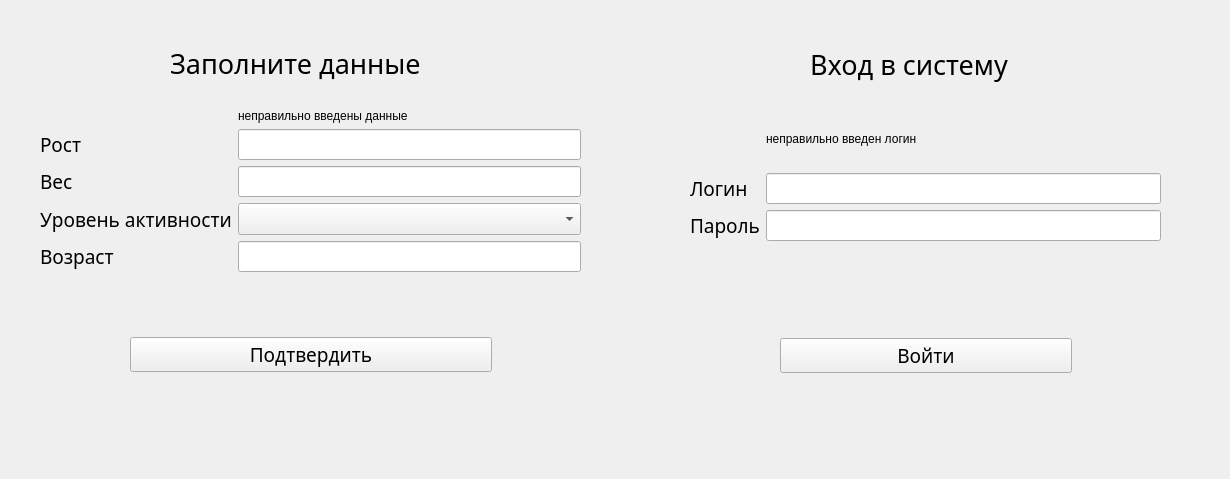
Before: the Qt Designer form RegLog.ui in TheLastie/FitnessTracker, drawn with Qt 5.
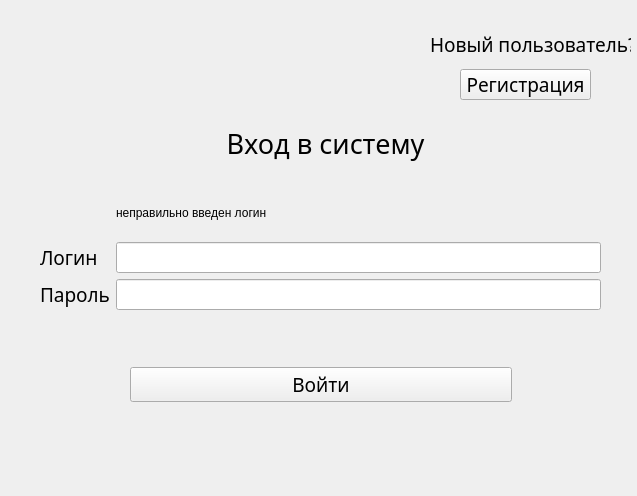
After: the same form once the commit is applied.

Patch:
```diff
--- a/RegLog.ui
+++ b/RegLog.ui
@@ -6,8 +6,8 @@
    <rect>
     <x>0</x>
     <y>0</y>
-    <width>1230</width>
-    <height>479</height>
+    <width>637</width>
+    <height>496</height>
    </rect>
   </property>
   <property name="windowTitle">
@@ -18,13 +18,215 @@
     <rect>
      <x>20</x>
      <y>19</y>
-     <width>601</width>
+     <width>621</width>
      <height>451</height>
     </rect>
    </property>
    <property name="currentIndex">
-    <number>1</number>
+    <number>0</number>
    </property>
+   <widget class="QWidget" name="page_7">
+    <widget class="QWidget" name="formLayoutWidget_7">
+     <property name="geometry">
+      <rect>
+       <x>20</x>
+       <y>170</y>
+       <width>561</width>
+       <height>121</height>
+      </rect>
+     </property>
+     <layout class="QFormLayout" name="formLayout_7">
+      <item row="0" column="0">
+       <spacer name="verticalSpacer_7">
+        <property name="orientation">
+         <enum>Qt::Vertical</enum>
+        </property>
+        <property name="sizeHint" stdset="0">
+         <size>
+          <width>20</width>
+          <height>10</height>
+         </size>
+        </property>
+       </spacer>
+      </item>
+      <item row="0" column="1">
+       <widget class="QLabel" name="llogin_error">
+        <property name="text">
+         <string>неправильно введен логин</string>
+        </property>
+       </widget>
+      </item>
+      <item row="1" column="0">
+       <widget class="QLabel" name="lname">
+        <property name="font">
+         <font>
+          <family>Sitka Heading</family>
+          <pointsize>14</pointsize>
+         </font>
+        </property>
+        <property name="text">
+         <string>Логин</string>
+        </property>
+       </widget>
+      </item>
+      <item row="1" column="1">
+       <widget class="QLineEdit" name="llogin_le">
+        <property name="font">
+         <font>
+          <pointsize>14</pointsize>
+         </font>
+        </property>
+       </widget>
+      </item>
+      <item row="2" column="0">
+       <widget class="QLabel" name="lpassword">
+        <property name="font">
+         <font>
+          <family>Sitka Heading</family>
+          <pointsize>14</pointsize>
+         </font>
+        </property>
+        <property name="text">
+         <string>Пароль</string>
+        </property>
+       </widget>
+      </item>
+      <item row="2" column="1">
+       <widget class="QLineEdit" name="lpassword_le">
+        <property name="font">
+         <font>
+          <pointsize>14</pointsize>
+         </font>
+        </property>
+       </widget>
+      </item>
+     </layout>
+    </widget>
+    <widget class="QWidget" name="horizontalLayoutWidget_8">
+     <property name="geometry">
+      <rect>
+       <x>20</x>
+       <y>340</y>
+       <width>561</width>
+       <height>51</height>
+      </rect>
+     </property>
+     <layout class="QHBoxLayout" name="horizontalLayout_9">
+      <item>
+       <spacer name="horizontalSpacer_13">
+        <property name="orientation">
+         <enum>Qt::Horizontal</enum>
+        </property>
+        <property name="sizeType">
+         <enum>QSizePolicy::Maximum</enum>
+        </property>
+        <property name="sizeHint" stdset="0">
+         <size>
+          <width>90</width>
+          <height>20</height>
+         </size>
+        </property>
+       </spacer>
+      </item>
+      <item>
+       <widget class="QPushButton" name="lButton">
+        <property name="font">
+         <font>
+          <family>Sitka Heading</family>
+          <pointsize>14</pointsize>
+         </font>
+        </property>
+        <property name="text">
+         <string>Войти</string>
+        </property>
+       </widget>
+      </item>
+      <item>
+       <spacer name="horizontalSpacer_14">
+        <property name="orientation">
+         <enum>Qt::Horizontal</enum>
+        </property>
+        <property name="sizeType">
+         <enum>QSizePolicy::Fixed</enum>
+        </property>
+        <property name="sizeHint" stdset="0">
+         <size>
+          <width>89</width>
+          <height>20</height>
+         </size>
+        </property>
+       </spacer>
+      </item>
+     </layout>
+    </widget>
+    <widget class="QLabel" name="login">
+     <property name="geometry">
+      <rect>
+       <x>190</x>
+       <y>100</y>
+       <width>231</width>
+       <height>48</height>
+      </rect>
+     </property>
+     <property name="font">
+      <font>
+       <family>Sitka Heading</family>
+       <pointsize>20</pointsize>
+       <weight>50</weight>
+       <italic>false</italic>
+       <bold>false</bold>
+       <underline>false</underline>
+       <strikeout>false</strikeout>
+       <stylestrategy>PreferDefault</stylestrategy>
+       <kerning>true</kerning>
+      </font>
+     </property>
+     <property name="text">
+      <string>Вход в систему</string>
+     </property>
+     <property name="alignment">
+      <set>Qt::AlignCenter</set>
+     </property>
+    </widget>
+    <widget class="QLabel" name="new_question">
+     <property name="geometry">
+      <rect>
+       <x>410</x>
+       <y>10</y>
+       <width>201</width>
+       <height>31</height>
+      </rect>
+     </property>
+     <property name="font">
+      <font>
+       <family>Sitka Heading</family>
+       <pointsize>14</pointsize>
+      </font>
+     </property>
+     <property name="text">
+      <string>Новый пользователь?</string>
+     </property>
+    </widget>
+    <widget class="QPushButton" name="registrNewButton">
+     <property name="geometry">
+      <rect>
+       <x>440</x>
+       <y>50</y>
+       <width>131</width>
+       <height>31</height>
+      </rect>
+     </property>
+     <property name="font">
+      <font>
+       <family>Sitka Heading</family>
+       <pointsize>14</pointsize>
+      </font>
+     </property>
+     <property name="text">
+      <string>Регистрация</string>
+     </property>
+    </widget>
+   </widget>
    <widget class="QWidget" name="page">
     <widget class="QWidget" name="horizontalLayoutWidget">
      <property name="geometry">
@@ -215,8 +417,8 @@
     <widget class="QWidget" name="horizontalLayoutWidget_2">
      <property name="geometry">
       <rect>
-       <x>20</x>
-       <y>310</y>
+       <x>30</x>
+       <y>380</y>
        <width>541</width>
        <height>51</height>
       </rect>
@@ -272,10 +474,10 @@
     <widget class="QWidget" name="formLayoutWidget_2">
      <property name="geometry">
       <rect>
-       <x>20</x>
-       <y>90</y>
+       <x>30</x>
+       <y>140</y>
        <width>541</width>
-       <height>191</height>
+       <height>196</height>
       </rect>
      </property>
      <layout class="QFormLayout" name="formLayout_2">
@@ -401,8 +603,8 @@
     <widget class="QLabel" name="registration_2">
      <property name="geometry">
       <rect>
-       <x>150</x>
-       <y>20</y>
+       <x>170</x>
+       <y>80</y>
        <width>291</width>
        <height>48</height>
       </rect>
@@ -421,170 +623,52 @@
       </font>
      </property>
      <property name="text">
-      <string>Заполните данные</string>
+      <string>Заполните форму</string>
+     </property>
+     <property name="alignment">
+      <set>Qt::AlignCenter</set>
+     </property>
+    </widget>
+    <widget class="QPushButton" name="enterButton2">
+     <property name="geometry">
+      <rect>
+       <x>450</x>
+       <y>50</y>
+       <width>121</width>
+       <height>31</height>
+      </rect>
+     </property>
+     <property name="font">
+      <font>
+       <family>Sitka Heading</family>
+       <pointsize>14</pointsize>
+      </font>
+     </property>
+     <property name="text">
+      <string>Войти</string>
+     </property>
+    </widget>
+    <widget class="QLabel" name="login_quest2">
+     <property name="geometry">
+      <rect>
+       <x>430</x>
+       <y>10</y>
+       <width>181</width>
+       <height>31</height>
+      </rect>
+     </property>
+     <property name="font">
+      <font>
+       <family>Sitka Heading</family>
+       <pointsize>14</pointsize>
+      </font>
+     </property>
+     <property name="text">
+      <string>Уже есть аккаунт?</string>
      </property>
     </widget>
    </widget>
   </widget>
-  <widget class="QWidget" name="formLayoutWidget_3">
-   <property name="geometry">
-    <rect>
-     <x>690</x>
-     <y>110</y>
-     <width>471</width>
-     <height>131</height>
-    </rect>
-   </property>
-   <layout class="QFormLayout" name="formLayout_4">
-    <item row="0" column="0">
-     <spacer name="verticalSpacer_3">
-      <property name="orientation">
-       <enum>Qt::Vertical</enum>
-      </property>
-      <property name="sizeHint" stdset="0">
-       <size>
-        <width>20</width>
-        <height>10</height>
-       </size>
-      </property>
-     </spacer>
-    </item>
-    <item row="0" column="1">
-     <widget class="QLabel" name="llogin_error">
-      <property name="text">
-       <string>неправильно введен логин</string>
-      </property>
-     </widget>
-    </item>
-    <item row="1" column="0">
-     <widget class="QLabel" name="lname">
-      <property name="font">
-       <font>
-        <family>Sitka Heading</family>
-        <pointsize>14</pointsize>
-       </font>
-      </property>
-      <property name="text">
-       <string>Логин</string>
-      </property>
-     </widget>
-    </item>
-    <item row="1" column="1">
-     <widget class="QLineEdit" name="llogin_le">
-      <property name="font">
-       <font>
-        <pointsize>14</pointsize>
-       </font>
-      </property>
-     </widget>
-    </item>
-    <item row="2" column="0">
-     <widget class="QLabel" name="lpassword">
-      <property name="font">
-       <font>
-        <family>Sitka Heading</family>
-        <pointsize>14</pointsize>
-       </font>
-      </property>
-      <property name="text">
-       <string>Пароль</string>
-      </property>
-     </widget>
-    </item>
-    <item row="2" column="1">
-     <widget class="QLineEdit" name="lpassword_le">
-      <property name="font">
-       <font>
-        <pointsize>14</pointsize>
-       </font>
-      </property>
-     </widget>
-    </item>
-   </layout>
-  </widget>
-  <widget class="QLabel" name="login">
-   <property name="geometry">
-    <rect>
-     <x>810</x>
-     <y>40</y>
-     <width>231</width>
-     <height>48</height>
-    </rect>
-   </property>
-   <property name="font">
-    <font>
-     <family>Sitka Heading</family>
-     <pointsize>20</pointsize>
-     <weight>50</weight>
-     <italic>false</italic>
-     <bold>false</bold>
-     <underline>false</underline>
-     <strikeout>false</strikeout>
-     <stylestrategy>PreferDefault</stylestrategy>
-     <kerning>true</kerning>
-    </font>
-   </property>
-   <property name="text">
-    <string>Вход в систему</string>
-   </property>
-  </widget>
-  <widget class="QWidget" name="horizontalLayoutWidget_3">
-   <property name="geometry">
-    <rect>
-     <x>690</x>
-     <y>330</y>
-     <width>471</width>
-     <height>51</height>
-    </rect>
-   </property>
-   <layout class="QHBoxLayout" name="horizontalLayout_5">
-    <item>
-     <spacer name="horizontalSpacer_5">
-      <property name="orientation">
-       <enum>Qt::Horizontal</enum>
-      </property>
-      <property name="sizeType">
-       <enum>QSizePolicy::Maximum</enum>
-      </property>
-      <property name="sizeHint" stdset="0">
-       <size>
-        <width>90</width>
-        <height>20</height>
-       </size>
-      </property>
-     </spacer>
-    </item>
-    <item>
-     <widget class="QPushButton" name="rButton_3">
-      <property name="font">
-       <font>
-        <family>Sitka Heading</family>
-        <pointsize>14</pointsize>
-       </font>
-      </property>
-      <property name="text">
-       <string>Войти</string>
-      </property>
-     </widget>
-    </item>
-    <item>
-     <spacer name="horizontalSpacer_6">
-      <property name="orientation">
-       <enum>Qt::Horizontal</enum>
-      </property>
-      <property name="sizeType">
-       <enum>QSizePolicy::Fixed</enum>
-      </property>
-      <property name="sizeHint" stdset="0">
-       <size>
-        <width>89</width>
-        <height>20</height>
-       </size>
-      </property>
-     </spacer>
-    </item>
-   </layout>
-  </widget>
  </widget>
  <resources/>
  <connections/>
```
Left out of the diff: 116 changed lines with no effect on the pictures.
